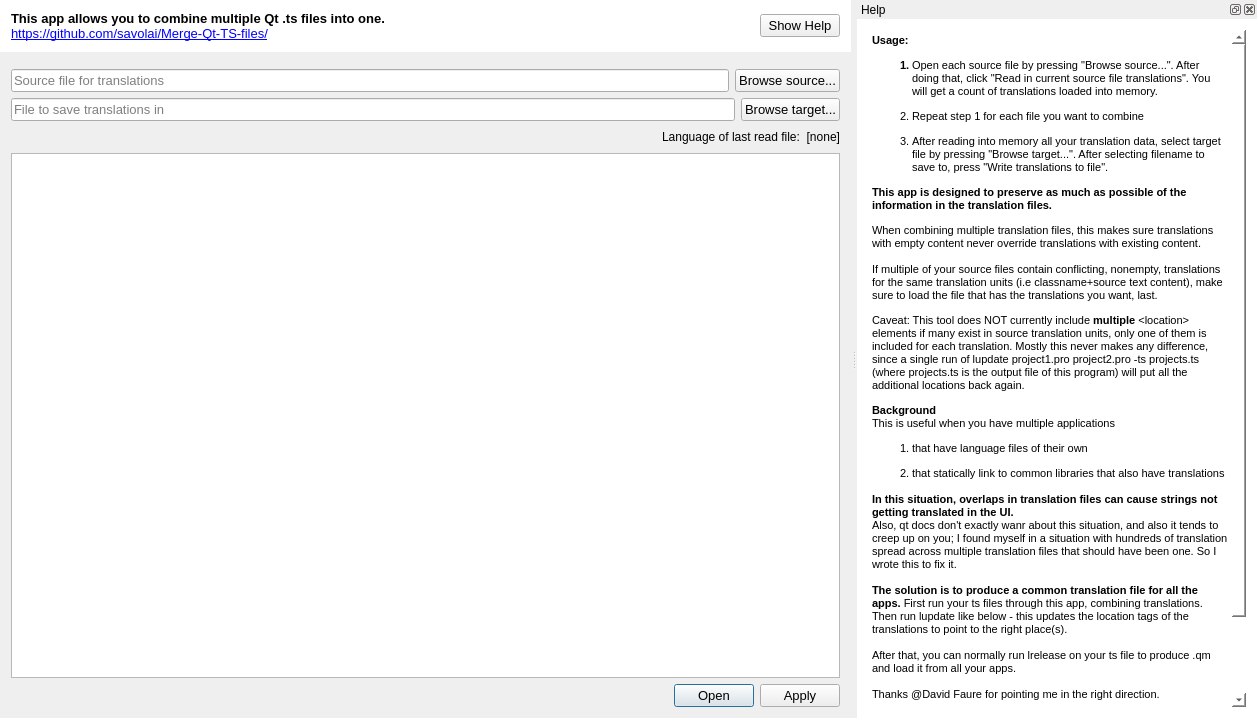
Old version of the form combinetranslationfiles.ui in the repository savolai/Merge-Qt-TS-files.
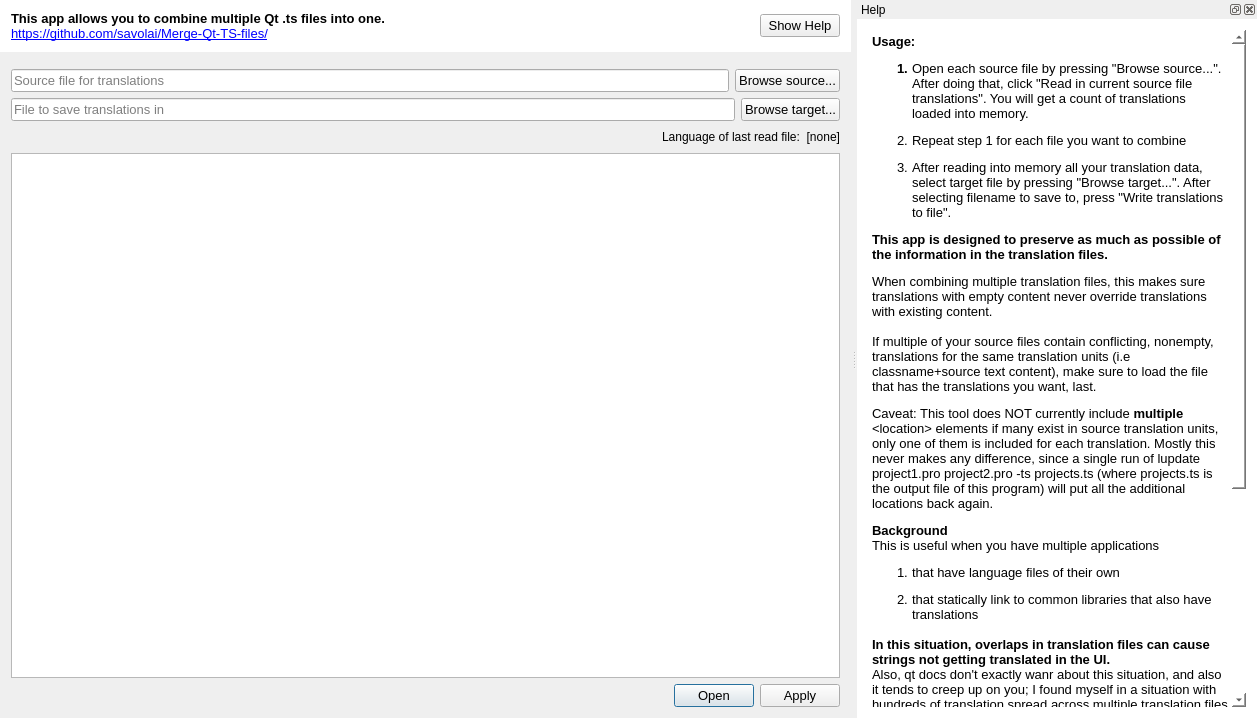
New version of the form.

Commit message: adjust font

```diff
--- a/combinetranslationfiles.ui
+++ b/combinetranslationfiles.ui
@@ -266,31 +266,31 @@
 &lt;html&gt;&lt;head&gt;&lt;meta name=&quot;qrichtext&quot; content=&quot;1&quot; /&gt;&lt;style type=&quot;text/css&quot;&gt;
 p, li { white-space: pre-wrap; }
 &lt;/style&gt;&lt;/head&gt;&lt;body style=&quot; font-family:'MS Shell Dlg 2'; font-size:8pt; font-weight:400; font-style:normal;&quot;&gt;
-&lt;p style=&quot; margin-top:0px; margin-bottom:0px; margin-left:0px; margin-right:0px; -qt-block-indent:0; text-indent:0px;&quot;&gt;&lt;span style=&quot; font-weight:600;&quot;&gt;Usage: &lt;/span&gt;&lt;/p&gt;
-&lt;ol style=&quot;margin-top: 0px; margin-bottom: 0px; margin-left: 0px; margin-right: 0px; -qt-list-indent: 1;&quot;&gt;&lt;li style=&quot; font-weight:600;&quot; style=&quot; margin-top:12px; margin-bottom:0px; margin-left:0px; margin-right:0px; -qt-block-indent:0; text-indent:0px;&quot;&gt;&lt;span style=&quot; font-weight:400;&quot;&gt;Open each source file by pressing &amp;quot;Browse source...&amp;quot;. After doing that, click &amp;quot;Read in current source file translations&amp;quot;. You will get a count of translations loaded into memory.&lt;/span&gt;&lt;/li&gt;
-&lt;li style=&quot; margin-top:12px; margin-bottom:0px; margin-left:0px; margin-right:0px; -qt-block-indent:0; text-indent:0px;&quot;&gt;Repeat step 1 for each file you want to combine&lt;/li&gt;
-&lt;li style=&quot; margin-top:12px; margin-bottom:0px; margin-left:0px; margin-right:0px; -qt-block-indent:0; text-indent:0px;&quot;&gt;After reading into memory all your translation data, select target file by pressing &amp;quot;Browse target...&amp;quot;. After selecting filename to save to, press &amp;quot;Write translations to file&amp;quot;. &lt;/li&gt;&lt;/ol&gt;
-&lt;p style=&quot; margin-top:12px; margin-bottom:0px; margin-left:0px; margin-right:0px; -qt-block-indent:0; text-indent:0px;&quot;&gt;&lt;span style=&quot; font-weight:600;&quot;&gt;This app is designed to preserve as much as possible of the information in the translation files. &lt;/span&gt;&lt;/p&gt;
-&lt;p style=&quot; margin-top:12px; margin-bottom:0px; margin-left:0px; margin-right:0px; -qt-block-indent:0; text-indent:0px;&quot;&gt;When combining multiple translation files, this makes sure translations with empty content never override translations with existing content.&lt;/p&gt;
-&lt;p style=&quot;-qt-paragraph-type:empty; margin-top:0px; margin-bottom:0px; margin-left:0px; margin-right:0px; -qt-block-indent:0; text-indent:0px;&quot;&gt;&lt;br /&gt;&lt;/p&gt;
-&lt;p style=&quot; margin-top:0px; margin-bottom:0px; margin-left:0px; margin-right:0px; -qt-block-indent:0; text-indent:0px;&quot;&gt;If multiple of your source files contain conflicting, nonempty, translations for the same translation units (i.e classname+source text content), make sure to load the file that has the translations you want, last.&lt;/p&gt;
-&lt;p style=&quot; margin-top:12px; margin-bottom:0px; margin-left:0px; margin-right:0px; -qt-block-indent:0; text-indent:0px;&quot;&gt;Caveat: This tool does NOT currently include &lt;span style=&quot; font-weight:600;&quot;&gt;multiple&lt;/span&gt; &amp;lt;location&amp;gt; elements if many exist in source translation units, only one of them is included for each translation. Mostly this never makes any difference, since a single run of lupdate project1.pro project2.pro -ts projects.ts (where projects.ts is the output file of this program) will put all the additional locations back again. &lt;/p&gt;
-&lt;p style=&quot; margin-top:12px; margin-bottom:0px; margin-left:0px; margin-right:0px; -qt-block-indent:0; text-indent:0px;&quot;&gt;&lt;span style=&quot; font-weight:600;&quot;&gt;Background&lt;/span&gt;&lt;/p&gt;
-&lt;p style=&quot; margin-top:0px; margin-bottom:0px; margin-left:0px; margin-right:0px; -qt-block-indent:0; text-indent:0px;&quot;&gt;This is useful when you have multiple applications&lt;/p&gt;
-&lt;ol style=&quot;margin-top: 0px; margin-bottom: 0px; margin-left: 0px; margin-right: 0px; -qt-list-indent: 1;&quot;&gt;&lt;li style=&quot; margin-top:12px; margin-bottom:0px; margin-left:0px; margin-right:0px; -qt-block-indent:0; text-indent:0px;&quot;&gt;that have language files of their own&lt;/li&gt;
-&lt;li style=&quot; margin-top:12px; margin-bottom:0px; margin-left:0px; margin-right:0px; -qt-block-indent:0; text-indent:0px;&quot;&gt;that statically link to common libraries that also have translations&lt;/li&gt;&lt;/ol&gt;
-&lt;p style=&quot; margin-top:0px; margin-bottom:0px; margin-left:0px; margin-right:0px; -qt-block-indent:0; text-indent:0px;&quot;&gt;    &lt;/p&gt;
-&lt;p style=&quot; margin-top:0px; margin-bottom:0px; margin-left:0px; margin-right:0px; -qt-block-indent:0; text-indent:0px;&quot;&gt;&lt;span style=&quot; font-weight:600;&quot;&gt;In this situation, overlaps in translation files can cause strings not getting translated in the UI.&lt;/span&gt;&lt;/p&gt;
-&lt;p style=&quot; margin-top:0px; margin-bottom:0px; margin-left:0px; margin-right:0px; -qt-block-indent:0; text-indent:0px;&quot;&gt;Also, qt docs don't exactly wanr about this situation, and also it tends to creep up on you; I found myself in a situation with hundreds of translation spread across multiple translation files that should have been one. So I wrote this to fix it.&lt;/p&gt;
-&lt;p style=&quot;-qt-paragraph-type:empty; margin-top:0px; margin-bottom:0px; margin-left:0px; margin-right:0px; -qt-block-indent:0; text-indent:0px;&quot;&gt;&lt;br /&gt;&lt;/p&gt;
-&lt;p style=&quot; margin-top:0px; margin-bottom:0px; margin-left:0px; margin-right:0px; -qt-block-indent:0; text-indent:0px;&quot;&gt;&lt;span style=&quot; font-weight:600;&quot;&gt;The solution is to produce a common translation file for all the apps. &lt;/span&gt;First run your ts files through this app, combining translations. Then run lupdate like below - this updates the location tags of the translations to point to the right place(s).&lt;/p&gt;
-&lt;p style=&quot;-qt-paragraph-type:empty; margin-top:0px; margin-bottom:0px; margin-left:0px; margin-right:0px; -qt-block-indent:0; text-indent:0px;&quot;&gt;&lt;br /&gt;&lt;/p&gt;
-&lt;p style=&quot; margin-top:0px; margin-bottom:0px; margin-left:0px; margin-right:0px; -qt-block-indent:0; text-indent:0px;&quot;&gt;After that, you can normally run lrelease on your ts file to produce .qm and load it from all your apps.&lt;/p&gt;
-&lt;p style=&quot;-qt-paragraph-type:empty; margin-top:0px; margin-bottom:0px; margin-left:0px; margin-right:0px; -qt-block-indent:0; text-indent:0px;&quot;&gt;&lt;br /&gt;&lt;/p&gt;
-&lt;p style=&quot; margin-top:0px; margin-bottom:0px; margin-left:0px; margin-right:0px; -qt-block-indent:0; text-indent:0px;&quot;&gt;Thanks @David Faure for pointing me in the right direction.&lt;/p&gt;
-&lt;p style=&quot;-qt-paragraph-type:empty; margin-top:0px; margin-bottom:0px; margin-left:0px; margin-right:0px; -qt-block-indent:0; text-indent:0px;&quot;&gt;&lt;br /&gt;&lt;/p&gt;
-&lt;p style=&quot; margin-top:0px; margin-bottom:0px; margin-left:0px; margin-right:0px; -qt-block-indent:0; text-indent:0px;&quot;&gt;Another option might be to load first the app specific language file and then on top of that, the translations for the common components. This occured to me too late. \o/ however, having all project translations in a single file tends to be a cleaner solution overall, as you will always know what has already been translated.&lt;/p&gt;
-&lt;p style=&quot;-qt-paragraph-type:empty; margin-top:0px; margin-bottom:0px; margin-left:0px; margin-right:0px; -qt-block-indent:0; text-indent:0px;&quot;&gt;&lt;br /&gt;&lt;/p&gt;&lt;/body&gt;&lt;/html&gt;</string>
+&lt;p style=&quot; margin-top:0px; margin-bottom:0px; margin-left:0px; margin-right:0px; -qt-block-indent:0; text-indent:0px;&quot;&gt;&lt;span style=&quot; font-family:'Segoe UI,Arial,Helvetica,MS Shell Dlg 2'; font-size:10pt; font-weight:600;&quot;&gt;Usage: &lt;/span&gt;&lt;/p&gt;
+&lt;ol style=&quot;margin-top: 0px; margin-bottom: 0px; margin-left: 0px; margin-right: 0px; -qt-list-indent: 1;&quot;&gt;&lt;li style=&quot; font-family:'Segoe UI,Arial,Helvetica,MS Shell Dlg 2'; font-size:10pt; font-weight:600;&quot; style=&quot; margin-top:12px; margin-bottom:0px; margin-left:0px; margin-right:0px; -qt-block-indent:0; text-indent:0px;&quot;&gt;&lt;span style=&quot; font-weight:400;&quot;&gt;Open each source file by pressing &amp;quot;Browse source...&amp;quot;. After doing that, click &amp;quot;Read in current source file translations&amp;quot;. You will get a count of translations loaded into memory.&lt;/span&gt;&lt;/li&gt;
+&lt;li style=&quot; font-family:'Segoe UI,Arial,Helvetica,MS Shell Dlg 2'; font-size:10pt;&quot; style=&quot; margin-top:12px; margin-bottom:0px; margin-left:0px; margin-right:0px; -qt-block-indent:0; text-indent:0px;&quot;&gt;Repeat step 1 for each file you want to combine&lt;/li&gt;
+&lt;li style=&quot; font-family:'Segoe UI,Arial,Helvetica,MS Shell Dlg 2'; font-size:10pt;&quot; style=&quot; margin-top:12px; margin-bottom:0px; margin-left:0px; margin-right:0px; -qt-block-indent:0; text-indent:0px;&quot;&gt;After reading into memory all your translation data, select target file by pressing &amp;quot;Browse target...&amp;quot;. After selecting filename to save to, press &amp;quot;Write translations to file&amp;quot;. &lt;/li&gt;&lt;/ol&gt;
+&lt;p style=&quot; margin-top:12px; margin-bottom:0px; margin-left:0px; margin-right:0px; -qt-block-indent:0; text-indent:0px;&quot;&gt;&lt;span style=&quot; font-family:'Segoe UI,Arial,Helvetica,MS Shell Dlg 2'; font-size:10pt; font-weight:600;&quot;&gt;This app is designed to preserve as much as possible of the information in the translation files. &lt;/span&gt;&lt;/p&gt;
+&lt;p style=&quot; margin-top:12px; margin-bottom:0px; margin-left:0px; margin-right:0px; -qt-block-indent:0; text-indent:0px;&quot;&gt;&lt;span style=&quot; font-family:'Segoe UI,Arial,Helvetica,MS Shell Dlg 2'; font-size:10pt;&quot;&gt;When combining multiple translation files, this makes sure translations with empty content never override translations with existing content.&lt;/span&gt;&lt;/p&gt;
+&lt;p style=&quot;-qt-paragraph-type:empty; margin-top:0px; margin-bottom:0px; margin-left:0px; margin-right:0px; -qt-block-indent:0; text-indent:0px; font-family:'Segoe UI,Arial,Helvetica,MS Shell Dlg 2'; font-size:10pt;&quot;&gt;&lt;br /&gt;&lt;/p&gt;
+&lt;p style=&quot; margin-top:0px; margin-bottom:0px; margin-left:0px; margin-right:0px; -qt-block-indent:0; text-indent:0px;&quot;&gt;&lt;span style=&quot; font-family:'Segoe UI,Arial,Helvetica,MS Shell Dlg 2'; font-size:10pt;&quot;&gt;If multiple of your source files contain conflicting, nonempty, translations for the same translation units (i.e classname+source text content), make sure to load the file that has the translations you want, last.&lt;/span&gt;&lt;/p&gt;
+&lt;p style=&quot; margin-top:12px; margin-bottom:0px; margin-left:0px; margin-right:0px; -qt-block-indent:0; text-indent:0px;&quot;&gt;&lt;span style=&quot; font-family:'Segoe UI,Arial,Helvetica,MS Shell Dlg 2'; font-size:10pt;&quot;&gt;Caveat: This tool does NOT currently include &lt;/span&gt;&lt;span style=&quot; font-family:'Segoe UI,Arial,Helvetica,MS Shell Dlg 2'; font-size:10pt; font-weight:600;&quot;&gt;multiple&lt;/span&gt;&lt;span style=&quot; font-family:'Segoe UI,Arial,Helvetica,MS Shell Dlg 2'; font-size:10pt;&quot;&gt; &amp;lt;location&amp;gt; elements if many exist in source translation units, only one of them is included for each translation. Mostly this never makes any difference, since a single run of lupdate project1.pro project2.pro -ts projects.ts (where projects.ts is the output file of this program) will put all the additional locations back again. &lt;/span&gt;&lt;/p&gt;
+&lt;p style=&quot; margin-top:12px; margin-bottom:0px; margin-left:0px; margin-right:0px; -qt-block-indent:0; text-indent:0px;&quot;&gt;&lt;span style=&quot; font-family:'Segoe UI,Arial,Helvetica,MS Shell Dlg 2'; font-size:10pt; font-weight:600;&quot;&gt;Background&lt;/span&gt;&lt;/p&gt;
+&lt;p style=&quot; margin-top:0px; margin-bottom:0px; margin-left:0px; margin-right:0px; -qt-block-indent:0; text-indent:0px;&quot;&gt;&lt;span style=&quot; font-family:'Segoe UI,Arial,Helvetica,MS Shell Dlg 2'; font-size:10pt;&quot;&gt;This is useful when you have multiple applications&lt;/span&gt;&lt;/p&gt;
+&lt;ol style=&quot;margin-top: 0px; margin-bottom: 0px; margin-left: 0px; margin-right: 0px; -qt-list-indent: 1;&quot;&gt;&lt;li style=&quot; font-family:'Segoe UI,Arial,Helvetica,MS Shell Dlg 2'; font-size:10pt;&quot; style=&quot; margin-top:12px; margin-bottom:0px; margin-left:0px; margin-right:0px; -qt-block-indent:0; text-indent:0px;&quot;&gt;that have language files of their own&lt;/li&gt;
+&lt;li style=&quot; font-family:'Segoe UI,Arial,Helvetica,MS Shell Dlg 2'; font-size:10pt;&quot; style=&quot; margin-top:12px; margin-bottom:0px; margin-left:0px; margin-right:0px; -qt-block-indent:0; text-indent:0px;&quot;&gt;that statically link to common libraries that also have translations&lt;/li&gt;&lt;/ol&gt;
+&lt;p style=&quot; margin-top:0px; margin-bottom:0px; margin-left:0px; margin-right:0px; -qt-block-indent:0; text-indent:0px;&quot;&gt;&lt;span style=&quot; font-family:'Segoe UI,Arial,Helvetica,MS Shell Dlg 2'; font-size:10pt;&quot;&gt;    &lt;/span&gt;&lt;/p&gt;
+&lt;p style=&quot; margin-top:0px; margin-bottom:0px; margin-left:0px; margin-right:0px; -qt-block-indent:0; text-indent:0px;&quot;&gt;&lt;span style=&quot; font-family:'Segoe UI,Arial,Helvetica,MS Shell Dlg 2'; font-size:10pt; font-weight:600;&quot;&gt;In this situation, overlaps in translation files can cause strings not getting translated in the UI.&lt;/span&gt;&lt;/p&gt;
+&lt;p style=&quot; margin-top:0px; margin-bottom:0px; margin-left:0px; margin-right:0px; -qt-block-indent:0; text-indent:0px;&quot;&gt;&lt;span style=&quot; font-family:'Segoe UI,Arial,Helvetica,MS Shell Dlg 2'; font-size:10pt;&quot;&gt;Also, qt docs don't exactly wanr about this situation, and also it tends to creep up on you; I found myself in a situation with hundreds of translation spread across multiple translation files that should have been one. So I wrote this to fix it.&lt;/span&gt;&lt;/p&gt;
+&lt;p style=&quot;-qt-paragraph-type:empty; margin-top:0px; margin-bottom:0px; margin-left:0px; margin-right:0px; -qt-block-indent:0; text-indent:0px; font-family:'Segoe UI,Arial,Helvetica,MS Shell Dlg 2'; font-size:10pt;&quot;&gt;&lt;br /&gt;&lt;/p&gt;
+&lt;p style=&quot; margin-top:0px; margin-bottom:0px; margin-left:0px; margin-right:0px; -qt-block-indent:0; text-indent:0px;&quot;&gt;&lt;span style=&quot; font-family:'Segoe UI,Arial,Helvetica,MS Shell Dlg 2'; font-size:10pt; font-weight:600;&quot;&gt;The solution is to produce a common translation file for all the apps. &lt;/span&gt;&lt;span style=&quot; font-family:'Segoe UI,Arial,Helvetica,MS Shell Dlg 2'; font-size:10pt;&quot;&gt;First run your ts files through this app, combining translations. Then run lupdate like below - this updates the location tags of the translations to point to the right place(s).&lt;/span&gt;&lt;/p&gt;
+&lt;p style=&quot;-qt-paragraph-type:empty; margin-top:0px; margin-bottom:0px; margin-left:0px; margin-right:0px; -qt-block-indent:0; text-indent:0px; font-family:'Segoe UI,Arial,Helvetica,MS Shell Dlg 2'; font-size:10pt;&quot;&gt;&lt;br /&gt;&lt;/p&gt;
+&lt;p style=&quot; margin-top:0px; margin-bottom:0px; margin-left:0px; margin-right:0px; -qt-block-indent:0; text-indent:0px;&quot;&gt;&lt;span style=&quot; font-family:'Segoe UI,Arial,Helvetica,MS Shell Dlg 2'; font-size:10pt;&quot;&gt;After that, you can normally run lrelease on your ts file to produce .qm and load it from all your apps.&lt;/span&gt;&lt;/p&gt;
+&lt;p style=&quot;-qt-paragraph-type:empty; margin-top:0px; margin-bottom:0px; margin-left:0px; margin-right:0px; -qt-block-indent:0; text-indent:0px; font-family:'Segoe UI,Arial,Helvetica,MS Shell Dlg 2'; font-size:10pt;&quot;&gt;&lt;br /&gt;&lt;/p&gt;
+&lt;p style=&quot; margin-top:0px; margin-bottom:0px; margin-left:0px; margin-right:0px; -qt-block-indent:0; text-indent:0px;&quot;&gt;&lt;span style=&quot; font-family:'Segoe UI,Arial,Helvetica,MS Shell Dlg 2'; font-size:10pt;&quot;&gt;Thanks @David Faure for pointing me in the right direction.&lt;/span&gt;&lt;/p&gt;
+&lt;p style=&quot;-qt-paragraph-type:empty; margin-top:0px; margin-bottom:0px; margin-left:0px; margin-right:0px; -qt-block-indent:0; text-indent:0px; font-family:'Segoe UI,Arial,Helvetica,MS Shell Dlg 2'; font-size:10pt;&quot;&gt;&lt;br /&gt;&lt;/p&gt;
+&lt;p style=&quot; margin-top:0px; margin-bottom:0px; margin-left:0px; margin-right:0px; -qt-block-indent:0; text-indent:0px;&quot;&gt;&lt;span style=&quot; font-family:'Segoe UI,Arial,Helvetica,MS Shell Dlg 2'; font-size:10pt;&quot;&gt;Another option might be to load first the app specific language file and then on top of that, the translations for the common components. This occured to me too late. \o/ however, having all project translations in a single file tends to be a cleaner solution overall, as you will always know what has already been translated.&lt;/span&gt;&lt;/p&gt;
+&lt;p style=&quot;-qt-paragraph-type:empty; margin-top:0px; margin-bottom:0px; margin-left:0px; margin-right:0px; -qt-block-indent:0; text-indent:0px; font-family:'Segoe UI,Arial,Helvetica,MS Shell Dlg 2'; font-size:10pt;&quot;&gt;&lt;br /&gt;&lt;/p&gt;&lt;/body&gt;&lt;/html&gt;</string>
        </property>
       </widget>
      </item>
```
